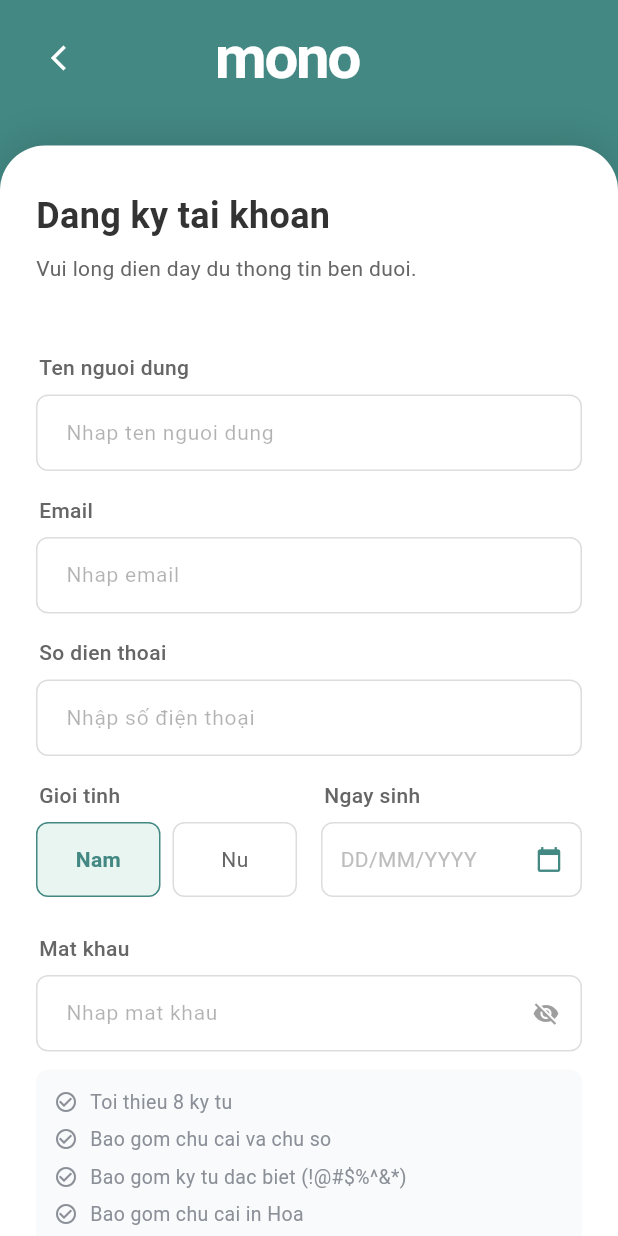
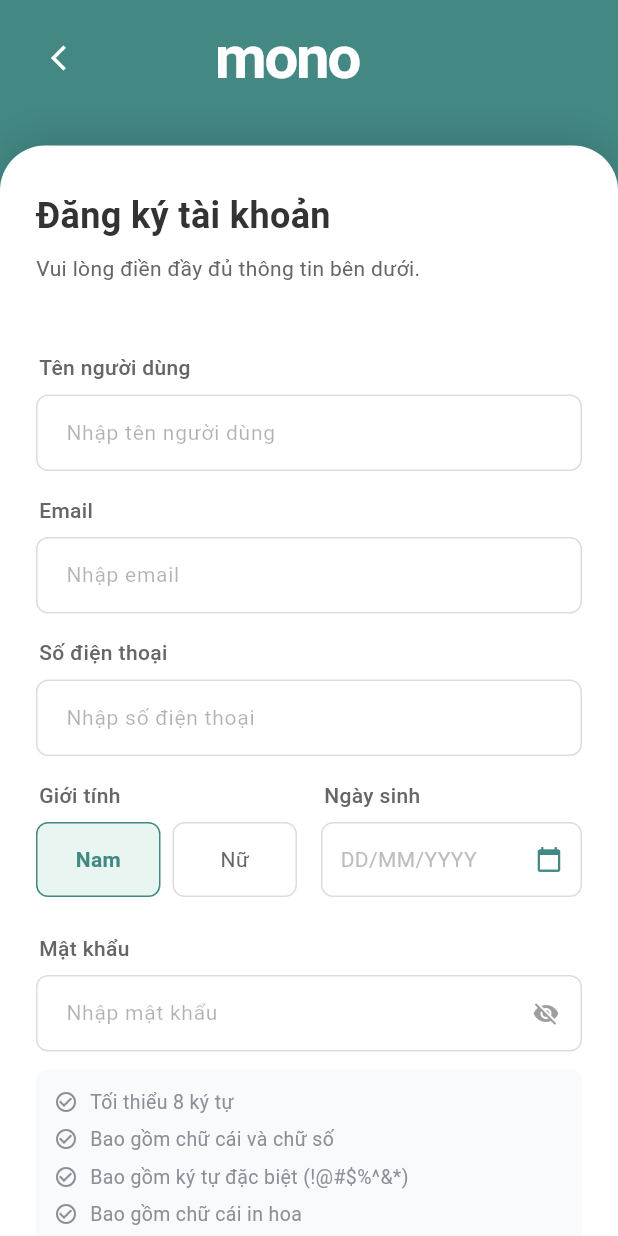
Before and after one commit to GiabBaoo/App-Money-Tracker, a Flutter app: the RegisterScreen screen opened by its route, on a phone screen of 412 x 824 dp. Run offline on Flutter 3.47's test engine with Material 3 defaults, Android fonts, the phone set to English and light mode, and no system bars; our stand-ins replace cloud_firestore, firebase_auth, firebase_core, fl_chart; missing offline and left inert: mailer; accounts and stored records are empty.

Commit message:
Lưu thay đổi trước khi chuyển nhánh

```diff
--- a/lib/modules/auth/register_screen.dart
+++ b/lib/modules/auth/register_screen.dart
@@ -1,4 +1,5 @@
 import 'package:flutter/material.dart';
+import 'package:flutter/services.dart'; // Thêm thư viện này để dùng FilteringTextInputFormatter chặn nhập chữ vào sđt
 import '../../services/auth_service.dart';
 
 class RegisterScreen extends StatefulWidget {
@@ -69,44 +70,40 @@ class _RegisterScreenState extends State<RegisterScreen> {
 
   // ==================== VALIDATION FUNCTIONS ====================
   String? _validatePassword(String password) {
-    if (password.isEmpty) return 'Vui long nhap mat khau!';
-    if (password.length < 8) return 'Mat khau phai co toi thieu 8 ky tu!';
+    if (password.isEmpty) return 'Vui lòng nhập mật khẩu!';
+    if (password.length < 8) return 'Mật khẩu phải có tối thiểu 8 ký tự!';
     if (!RegExp(r'[a-z]').hasMatch(password) ||
         !RegExp(r'[A-Z]').hasMatch(password)) {
-      return 'Mat khau phai co chu cai (vua chu hoa vua chu thuong)!';
+      return 'Mật khẩu phải có chữ cái (vừa chữ hoa vừa chữ thường)!';
     }
-    if (!RegExp(r'[0-9]').hasMatch(password)) return 'Mat khau phai co chu so!';
+    if (!RegExp(r'[0-9]').hasMatch(password)) return 'Mật khẩu phải có chữ số!';
     if (!RegExp(
       r"""[!@#$%^&*()_+\-=\[\]{};:'",./<>?\\|`~]""",
     ).hasMatch(password)) {
-      return 'Mat khau phai co ky tu dac biet (!@#\$%^&* ...)!';
+      return 'Mật khẩu phải có ký tự đặc biệt (!@#\$%^&* ...)!';
     }
     return null;
   }
 
   String? _validatePhone(String phone) {
-    if (phone.isEmpty) return 'Vui long nhap so dien thoai!';
-    if (phone.length != 9) return 'So dien thoai phai co 9 so!';
+    if (phone.isEmpty) return 'Vui lòng nhập số điện thoại!';
+    if (phone.length != 10) return 'Số điện thoại phải có đúng 10 chữ số!';
     if (!RegExp(r'^[0-9]+$').hasMatch(phone))
-      return 'So dien thoai chi chua chu so!';
-    if (![
-      '03',
-      '05',
-      '07',
-      '08',
-      '09',
-    ].any((prefix) => phone.startsWith(prefix))) {
-      return 'So dien thoai phai bat dau bang 03, 05, 07, 08 hoac 09!';
+      return 'Số điện thoại chỉ chứa chữ số!';
+
+    // Check nhanh đầu số hợp lệ của VN (03, 05, 07, 08, 09) và phải đủ 10 số
+    if (!RegExp(r'^(03|05|07|08|09)[0-9]{8}$').hasMatch(phone)) {
+      return 'Số điện thoại không có thực (phải bắt đầu bằng 03, 05, 07, 08 hoặc 09)!';
     }
     return null;
   }
 
   String? _validateDateOfBirth(DateTime? date) {
-    if (date == null) return 'Vui long chon ngay sinh!';
+    if (date == null) return 'Vui lòng chọn ngày sinh!';
     final now = DateTime.now();
     final minAge = DateTime(now.year - 6, now.month, now.day);
     if (date.isAfter(minAge)) {
-      return 'Ban phai toi thieu 6 tuoi de dang ky tai khoan!';
+      return 'Bạn phải tối thiểu 6 tuổi để đăng ký tài khoản!';
     }
     return null;
   }
@@ -126,16 +123,16 @@ class _RegisterScreenState extends State<RegisterScreen> {
 
   void _onNameChanged(String value) {
     setState(() {
-      _nameError = value.trim().isEmpty ? 'Vui long nhap ten!' : null;
+      _nameError = value.trim().isEmpty ? 'Vui lòng nhập tên!' : null;
     });
   }
 
   void _onEmailChanged(String value) {
     setState(() {
       if (value.trim().isEmpty) {
-        _emailError = 'Vui long nhap email!';
+        _emailError = 'Vui lòng nhập email!';
       } else if (!RegExp(r'^[^@]+@[^@]+\.[^@]+$').hasMatch(value)) {
-        _emailError = 'Email khong hop le!';
+        _emailError = 'Email không hợp lệ!';
       } else {
         _emailError = null;
       }
@@ -151,9 +148,9 @@ class _RegisterScreenState extends State<RegisterScreen> {
   void _onConfirmPasswordChanged(String value) {
     setState(() {
       if (value.isEmpty) {
-        _confirmPasswordError = 'Vui long nhap lai mat khau!';
+        _confirmPasswordError = 'Vui lòng nhập lại mật khẩu!';
       } else if (value != _passwordController.text) {
-        _confirmPasswordError = 'Mat khau nhap lai khong khop!';
+        _confirmPasswordError = 'Mật khẩu nhập lại không khớp!';
       } else {
         _confirmPasswordError = null;
       }
@@ -175,17 +172,17 @@ class _RegisterScreenState extends State<RegisterScreen> {
 
     // Validate Name
     if (name.isEmpty) {
-      _showSnackBar('Vui long nhap ten!', isError: true);
+      _showSnackBar('Vui lòng nhập tên!', isError: true);
       return;
     }
 
     // Validate Email
     if (email.isEmpty) {
-      _showSnackBar('Vui long nhap email!', isError: true);
+      _showSnackBar('Vui lòng nhập email!', isError: true);
       return;
     }
     if (!RegExp(r'^[^@]+@[^@]+\.[^@]+$').hasMatch(email)) {
-      _showSnackBar('Email khong hop le!', isError: true);
+      _showSnackBar('Email không hợp lệ!', isError: true);
       return;
     }
 
@@ -205,7 +202,7 @@ class _RegisterScreenState extends State<RegisterScreen> {
 
     // Validate Confirm Password
     if (password != confirmPassword) {
-      _showSnackBar('Mat khau nhap lai khong khop!', isError: true);
+      _showSnackBar('Mật khẩu nhập lại không khớp!', isError: true);
       return;
     }
 
@@ -218,7 +215,7 @@ class _RegisterScreenState extends State<RegisterScreen> {
 
     setState(() => _isLoading = true);
 
-    // Tao tai khoan
+    // Tạo tài khoản
     final registerResult = await _authService.register(
       name: name,
       email: email,
@@ -234,7 +231,7 @@ class _RegisterScreenState extends State<RegisterScreen> {
 
     if (registerResult.success) {
       _showSnackBar(
-        'Dang ky thanh cong! Vui long xac nhan email.',
+        'Đăng ký thành công! Vui lòng xác nhận email.',
         isError: false,
       );
       Future.delayed(const Duration(milliseconds: 500), () {
@@ -322,7 +319,7 @@ class _RegisterScreenState extends State<RegisterScreen> {
                     crossAxisAlignment: CrossAxisAlignment.start,
                     children: [
                       const Text(
-                        'Dang ky tai khoan',
+                        'Đăng ký tài khoản',
                         style: TextStyle(
                           fontSize: 24,
                           fontWeight: FontWeight.bold,
@@ -331,7 +328,7 @@ class _RegisterScreenState extends State<RegisterScreen> {
                       ),
                       const SizedBox(height: 8),
                       const Text(
-                        'Vui long dien day du thong tin ben duoi.',
+                        'Vui lòng điền đầy đủ thông tin bên dưới.',
                         style: TextStyle(
                           color: Color(0xFF666666),
                           fontSize: 14,
@@ -339,30 +336,33 @@ class _RegisterScreenState extends State<RegisterScreen> {
                         ),
                       ),
                       const SizedBox(height: 30),
-                      _buildLabel('Ten nguoi dung', error: _nameError),
+                      _buildLabel('Tên người dùng', error: _nameError),
                       _buildTextField(
                         controller: _nameController,
-                        hintText: 'Nhap ten nguoi dung',
+                        hintText: 'Nhập tên người dùng',
                         onChanged: _onNameChanged,
                         errorText: _nameError,
                       ),
                       _buildLabel('Email', error: _emailError),
                       _buildTextField(
                         controller: _emailController,
-                        hintText: 'Nhap email',
+                        hintText: 'Nhập email',
                         keyboardType: TextInputType.emailAddress,
                         onChanged: _onEmailChanged,
                         errorText: _emailError,
                       ),
-                      _buildLabel('So dien thoai', error: _phoneError),
+                      _buildLabel('Số điện thoại', error: _phoneError),
                       _buildTextField(
                         controller: _phoneController,
-                        hintText:
-                            'Nhập số điện thoại ',
+                        hintText: 'Nhập số điện thoại',
                         keyboardType: TextInputType.phone,
                         onChanged: _onPhoneChanged,
                         errorText: _phoneError,
                         maxLength: 10,
+                        // Thêm dòng dưới đây để chặn nhập chữ vào ô số điện thoại
+                        inputFormatters: [
+                          FilteringTextInputFormatter.digitsOnly,
+                        ],
                       ),
                       Row(
                         crossAxisAlignment: CrossAxisAlignment.start,
@@ -371,12 +371,12 @@ class _RegisterScreenState extends State<RegisterScreen> {
                             child: Column(
                               crossAxisAlignment: CrossAxisAlignment.start,
                               children: [
-                                _buildLabel('Gioi tinh'),
+                                _buildLabel('Giới tính'),
                                 Row(
                                   children: [
                                     _buildGenderOption('Nam'),
                                     const SizedBox(width: 8),
-                                    _buildGenderOption('Nu'),
+                                    _buildGenderOption('Nữ'),
                                   ],
                                 ),
                               ],
@@ -387,7 +387,7 @@ class _RegisterScreenState extends State<RegisterScreen> {
                             child: Column(
                               crossAxisAlignment: CrossAxisAlignment.start,
                               children: [
-                                _buildLabel('Ngay sinh', error: _dateError),
+                                _buildLabel('Ngày sinh', error: _dateError),
                                 InkWell(
                                   onTap: _pickDate,
                                   child: Container(
@@ -447,10 +447,10 @@ class _RegisterScreenState extends State<RegisterScreen> {
                         ],
                       ),
                       const SizedBox(height: 8),
-                      _buildLabel('Mat khau', error: _passwordError),
+                      _buildLabel('Mật khẩu', error: _passwordError),
                       _buildTextField(
                         controller: _passwordController,
-                        hintText: 'Nhap mat khau',
+                        hintText: 'Nhập mật khẩu',
                         isObscure: _obscurePassword,
                         onChanged: _updatePasswordValidation,
                         errorText: _passwordError,
@@ -476,19 +476,19 @@ class _RegisterScreenState extends State<RegisterScreen> {
                         child: Column(
                           children: [
                             _buildPasswordRule(
-                              'Toi thieu 8 ky tu',
+                              'Tối thiểu 8 ký tự',
                               _hasMinLength,
                             ),
                             _buildPasswordRule(
-                              'Bao gom chu cai va chu so',
+                              'Bao gồm chữ cái và chữ số',
                               _hasLetter && _hasNumber,
                             ),
                             _buildPasswordRule(
-                              'Bao gom ky tu dac biet (!@#\$%^&*)',
+                              'Bao gồm ký tự đặc biệt (!@#\$%^&*)',
                               _hasSpecialChar,
                             ),
                             _buildPasswordRule(
-                              'Bao gom chu cai in Hoa',
+                              'Bao gồm chữ cái in hoa',
                               _hasUpperCase,
                             ),
                           ],
@@ -496,12 +496,12 @@ class _RegisterScreenState extends State<RegisterScreen> {
                       ),
                       const SizedBox(height: 16),
                       _buildLabel(
-                        'Nhap lai mat khau',
+                        'Nhập lại mật khẩu',
                         error: _confirmPasswordError,
                       ),
                       _buildTextField(
                         controller: _confirmPasswordController,
-                        hintText: 'Nhap lai mat khau',
+                        hintText: 'Nhập lại mật khẩu',
                         isObscure: _obscureConfirmPassword,
                         onChanged: _onConfirmPasswordChanged,
                         errorText: _confirmPasswordError,
@@ -553,7 +553,7 @@ class _RegisterScreenState extends State<RegisterScreen> {
                                     ),
                                   )
                                 : const Text(
-                                    'Dang Ky',
+                                    'Đăng ký',
                                     style: TextStyle(
                                       color: Colors.white,
                                       fontSize: 18,
@@ -586,6 +586,7 @@ class _RegisterScreenState extends State<RegisterScreen> {
       ),
     ),
   );
+
   Widget _buildTextField({
     required String hintText,
     TextEditingController? controller,
@@ -595,6 +596,8 @@ class _RegisterScreenState extends State<RegisterScreen> {
     Function(String)? onChanged,
     String? errorText,
     int? maxLength,
+    List<TextInputFormatter>?
+    inputFormatters, // Thêm tham số này để hỗ trợ format
   }) {
     bool hasError = errorText != null && errorText.isNotEmpty;
     return Column(
@@ -606,6 +609,7 @@ class _RegisterScreenState extends State<RegisterScreen> {
           keyboardType: keyboardType,
           onChanged: onChanged,
           maxLength: maxLength,
+          inputFormatters: inputFormatters, // Truyền format vào TextFormField
           style: const TextStyle(fontSize: 15),
           decoration: InputDecoration(
             hintText: hintText,
```
